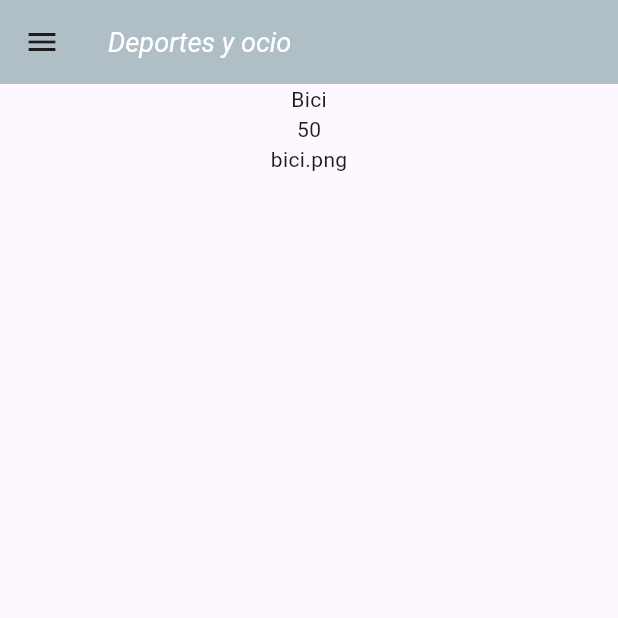
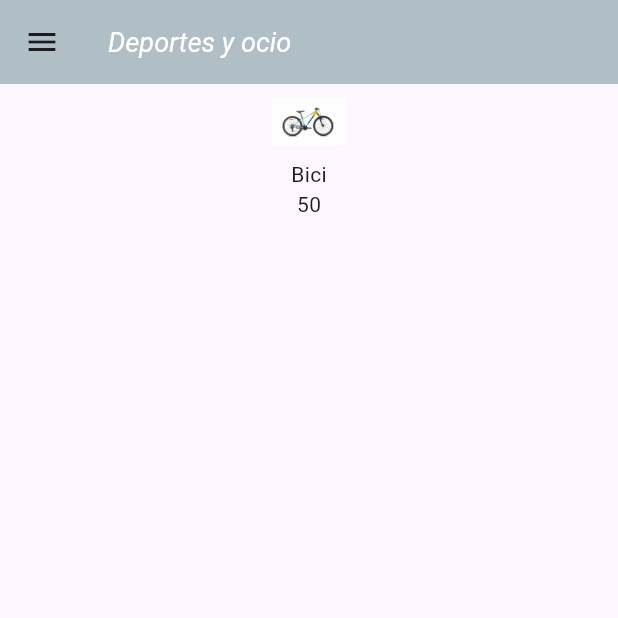
Before and after one commit to davidh-7/applicacion_libre_davih_laia, a Flutter app: the screen it shows after launch, on a phone screen of 412 x 824 dp, the top half of it. Run offline on Flutter 3.47's test engine with Material 3 defaults, Android fonts, the phone set to English and light mode, and no system bars; our stand-ins replace hive; accounts and stored records are empty.

Commit message:
Container producto
crear el container para ver los productos

```diff
--- a/lib/Componentes/ContainerProducto.dart
+++ b/lib/Componentes/ContainerProducto.dart
@@ -0,0 +1,26 @@
+import 'package:flutter/material.dart';
+
+class Containerproducto extends StatelessWidget {
+  final String Nombre;
+  final String Precio;
+  final String Imagen;
+
+  const Containerproducto({super.key, required this.Nombre, required this.Precio, required this.Imagen});
+
+  @override
+  Widget build(BuildContext context) {
+    return Container(
+      child: Column(
+        children: [
+          Image.asset(
+            "lib/Imag/"+Imagen,
+            width: 50,
+            height: 50,
+          ),
+          Text(Nombre),
+          Text(Precio),
+        ],
+      ),
+    );
+  }
+}
--- a/lib/Paginas/PaginaPrincipal.dart
+++ b/lib/Paginas/PaginaPrincipal.dart
@@ -1,4 +1,5 @@
 import 'package:applicacion_libre_davih_laia/Componentes/AppbarPer.dart';
+import 'package:applicacion_libre_davih_laia/Componentes/ContainerProducto.dart';
 import 'package:applicacion_libre_davih_laia/Componentes/DrawerPer.dart';
 import 'package:applicacion_libre_davih_laia/Data/BBDD.dart';
 import 'package:flutter/material.dart';
@@ -16,7 +17,7 @@ class _PaginaprincipalState extends State<Paginaprincipal> {
   // BaseDeDades db = BaseDeDades();
 
   List productos = [
-    {"Nombre": "Bici", "Precio": "50", "Imagen": "bici.png"}
+    {"Nombre": "Bici", "Precio": "50", "Imagen": "bici.jpg"}
   ];
 
   // void anadirCarrito(String nombre, int precio) {
@@ -37,25 +38,12 @@ class _PaginaprincipalState extends State<Paginaprincipal> {
           body: ListView.builder(
             itemCount: productos.length,
             itemBuilder: (context, index) {
-              return Container(
-                child: Column(
-                  children: [
-                    Text(productos[index]["Nombre"]),
-                    Text(productos[index]["Precio"]),
-                    Text(productos[index]["Imagen"]),
 
-                  ],
-                ),
-              );
+              return Containerproducto(
+                Nombre: productos[index]["Nombre"],
+                Precio: productos[index]["Precio"],
+                Imagen: productos[index]["Imagen"]);
 
-
-              // ItemTasca(
-              //   TextTasca: db.tasquesLlistes[index]["Titol"].toString(),
-              //   valorCheckbox: db.tasquesLlistes[index]["Valor"],
-              //   canviarValorCheckbox: (valor) =>
-              //       canviarCheckbox(db.tasquesLlistes[index]["Valor"], index),
-              //   esborrarTasca: (valor) => accioEsborrarTasca(index),
-              // );
             },
           ),
         ),
--- a/pubspec.yaml
+++ b/pubspec.yaml
@@ -19,3 +19,5 @@ dev_dependencies:
 
 flutter:
   uses-material-design: true
+  assets:
+    - lib/Imag/
```
Also changed, not shown: lib/Imag/bici.jpg (added).
